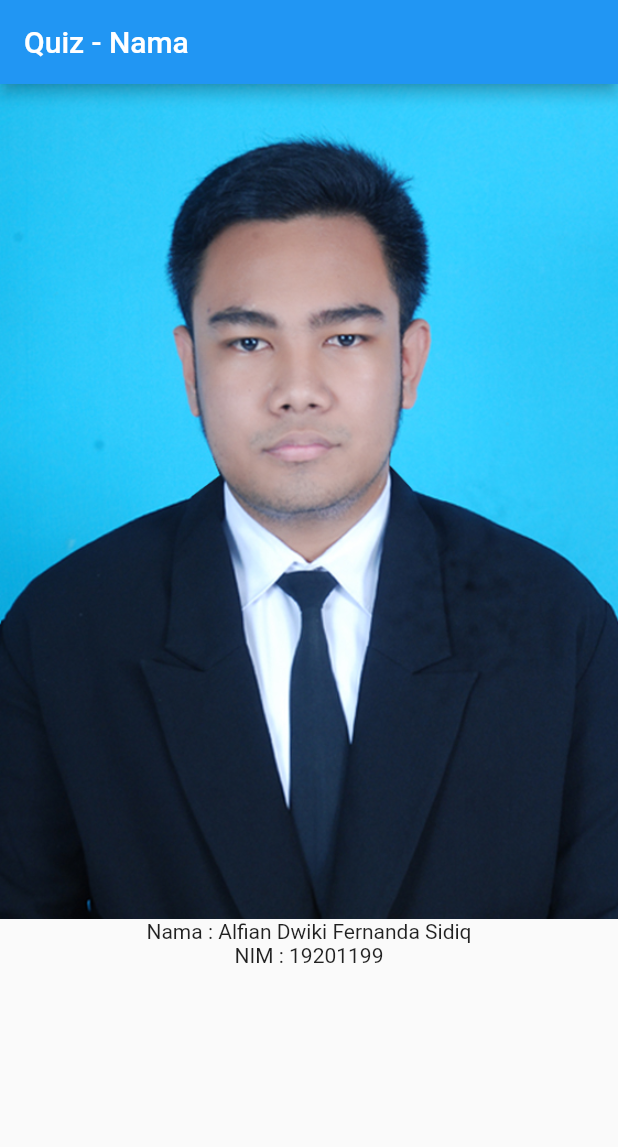
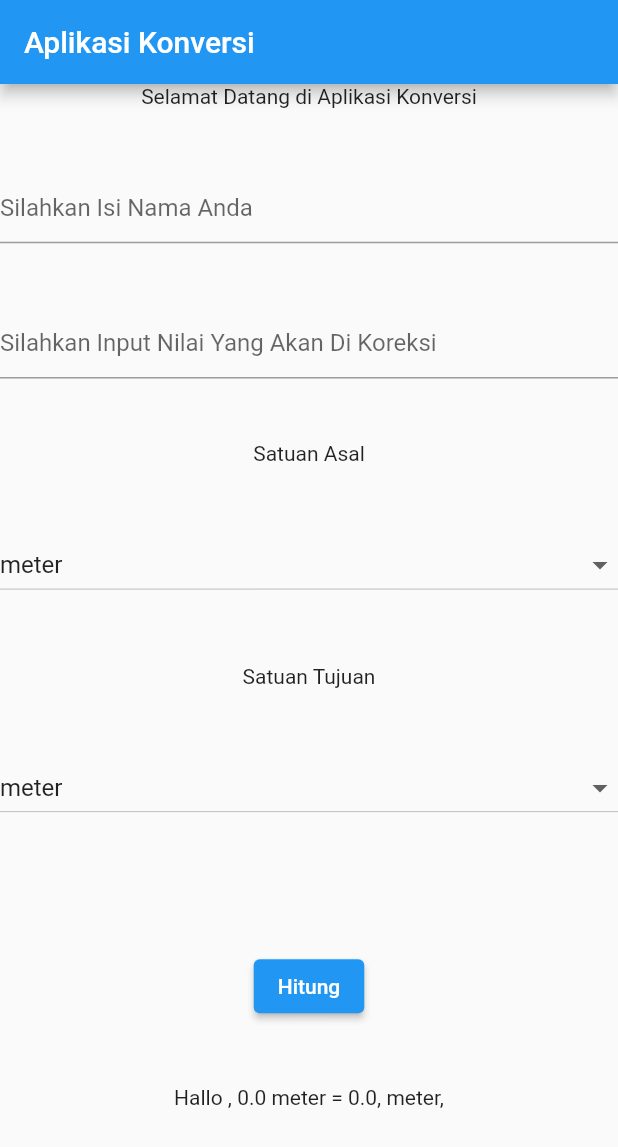
Before and after one commit to arufianaoki/class, a Flutter app: the screen it shows after launch, on a phone screen of 412 x 824 dp. Shown: the top 1147 px of the screen. Run offline on Flutter 3.47's test engine with Material 2 defaults, Android fonts, the phone set to English and light mode, and no system bars.

Commit message:
Update main.dart

```diff
--- a/lib/main.dart
+++ b/lib/main.dart
@@ -10,18 +10,160 @@ class MyApp extends StatelessWidget {
   @override
   Widget build(BuildContext context) {
     return MaterialApp(
-        debugShowCheckedModeBanner: false,
-        home: Scaffold(
-          appBar: AppBar(
-            title: const Text('Quiz - Nama'),
-          ),
-          body: Center(
-            child: Column(children: [
-              Image(image: AssetImage('image/quiz.jpg')),
-              Text('Nama : Alfian Dwiki Fernanda Sidiq'),
-              Text('NIM : 19201199'),
-            ]),
-          ),
+      title: 'Aplikasi Konversi',
+      home: Home(),
+    );
+  }
+}
+
+class Home extends StatefulWidget {
+  const Home({Key? key}) : super(key: key);
+
+  @override
+  State<Home> createState() => _HomeState();
+}
+
+class _HomeState extends State<Home> {
+  double _nilaiInput = 0.0;
+  String _satuanAsal = 'meter';
+  String _satuanTujuan = 'meter';
+  double _nilaiHasil = 0.0;
+  String _nama = '';
+
+  final List<String> _satuan = [
+    'meter',
+    'kilometer',
+    'gram',
+    'kilogram',
+    'feet',
+    'mile',
+    'pons (lbs)',
+    'once',
+    'idr',
+    'usd',
+  ];
+
+  final Map<String, int> _mapSatuan = {
+    'meter': 0,
+    'kilometer': 1,
+    'gram': 2,
+    'kilogram': 3,
+    'feet': 4,
+    'mile': 5,
+    'pons (lbs)': 6,
+    'once': 7,
+    'idr': 8,
+    'usd': 9,
+  };
+
+  final dynamic _rumus = {
+    '0': [1, 0.001, 0, 0, 3.28084, 0.000621371, 0, 0, 0, 0],
+    '1': [1000, 1, 0, 0, 3280.84, 0.621371, 0, 0, 0, 0],
+    '2': [0, 0, 1, 0.001, 0, 0, 0.00220462, 0.35274, 0, 0],
+    '3': [0, 0, 1000, 1, 0, 0, 2.20462, 35.284, 0, 0],
+    '4': [0.3048, 0.0003048, 0, 0, 1, 0.000189394, 0, 0, 0, 0],
+    '5': [1609.34, 1.60934, 0, 0, 5280, 1, 0, 0, 0, 0],
+    '6': [0, 0, 453.592, 0.453592, 0, 0, 1, 16, 0, 0],
+    '7': [0, 0, 28.3495, 0.0283495, 0, 0, 0.0625, 1, 0, 0],
+    '8': [0, 0, 0, 0, 0, 0, 0, 0, 1, 0.00064],
+    '9': [0, 0, 0, 0, 0, 0, 0, 0, 15.675, 1],
+  };
+
+  void hitungKonversi(
+      double nilaiAwal, String satuanAwal, String satuanTujuan) {
+    int? nomorSatuanAwal = _mapSatuan[satuanAwal];
+    int? nomorSatuanTujuan = _mapSatuan[satuanTujuan];
+    var faktorPengali = _rumus[nomorSatuanAwal.toString()][nomorSatuanTujuan];
+    var hasil = nilaiAwal * faktorPengali;
+    setState(() {
+      _nilaiHasil = hasil;
+    });
+  }
+
+  @override
+  Widget build(BuildContext context) {
+    return Scaffold(
+        appBar: AppBar(
+          title: Text('Aplikasi Konversi'),
+        ),
+        body: Center(
+          child: Column(children: [
+            Text('Selamat Datang di Aplikasi Konversi'),
+            Spacer(),
+            TextField(
+              decoration: InputDecoration(hintText: 'Silahkan Isi Nama Anda'),
+              onChanged: (text) {
+                var textInput = text;
+                if (textInput != null) {
+                  setState(() {
+                    _nama = textInput;
+                  });
+                }
+              },
+            ),
+            Spacer(),
+            TextField(
+              decoration: InputDecoration(
+                  hintText: 'Silahkan Input Nilai Yang Akan Di Koreksi'),
+              onChanged: (text) {
+                var dataInput = double.tryParse(text);
+                if (dataInput != null) {
+                  setState(() {
+                    _nilaiInput = dataInput;
+                  });
+                }
+              },
+            ),
+            Spacer(),
+            Text('Satuan Asal'),
+            Spacer(),
+            DropdownButton(
+              isExpanded: true,
+              value: _satuanAsal,
+              items: _satuan.map((e) {
+                return DropdownMenuItem<String>(
+                  value: e,
+                  child: Text(e),
+                );
+              }).toList(),
+              onChanged: (value) {
+                setState(() {
+                  _satuanAsal = value.toString();
+                });
+              },
+            ),
+            Spacer(),
+            Text('Satuan Tujuan'),
+            Spacer(),
+            DropdownButton(
+              isExpanded: true,
+              value: _satuanTujuan,
+              items: _satuan.map((e) {
+                return DropdownMenuItem<String>(
+                  value: e,
+                  child: Text(e),
+                );
+              }).toList(),
+              onChanged: (value) {
+                setState(() {
+                  _satuanTujuan = value.toString();
+                });
+              },
+            ),
+            Spacer(
+              flex: 2,
+            ),
+            ElevatedButton(
+                onPressed: () =>
+                    hitungKonversi(_nilaiInput, _satuanAsal, _satuanTujuan),
+                child: Text('Hitung')),
+            Spacer(),
+            Text(
+                'Hallo ${_nama}, ${_nilaiInput} ${_satuanAsal} = ${_nilaiHasil}, ${_satuanTujuan},'),
+            Spacer(
+              flex: 2,
+            ),
+          ]),
         ));
   }
 }
```
